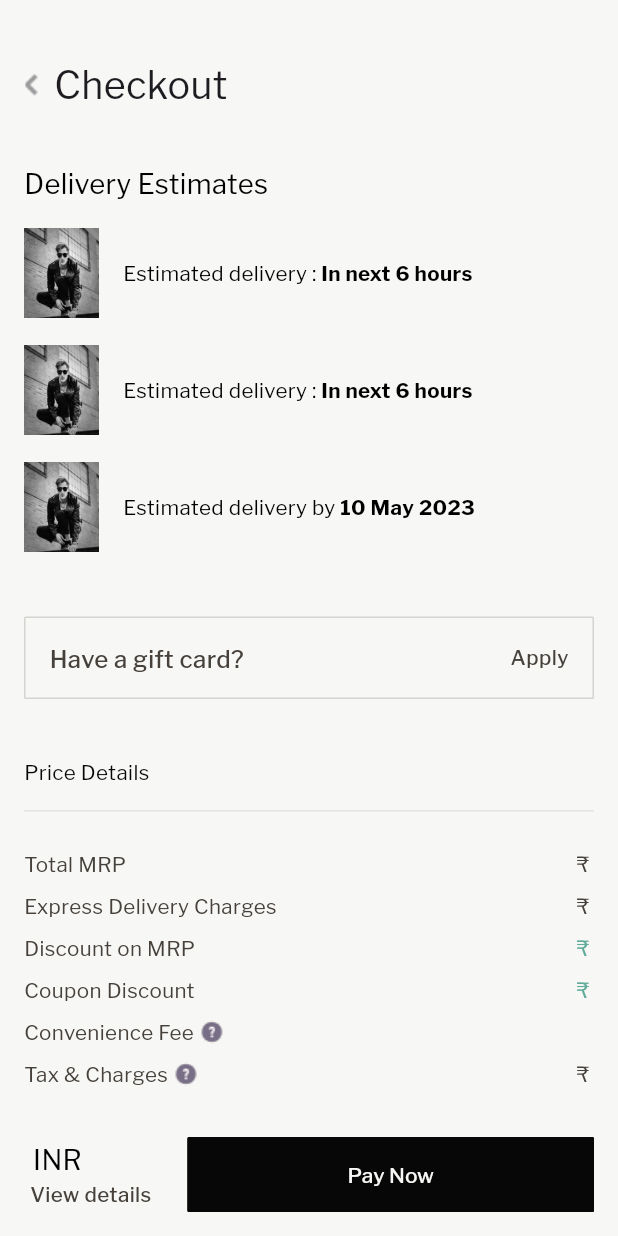
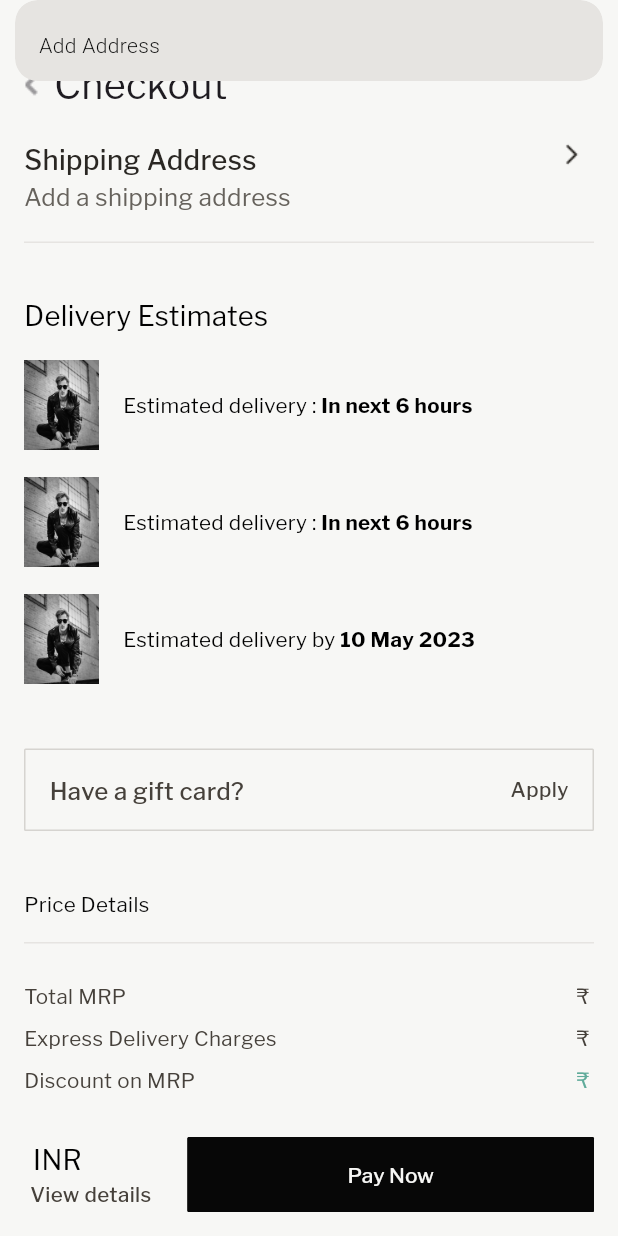
Before and after one commit to LaFetch2026/Lf_Application_Production, a Flutter app: the CheckoutScreen screen opened directly with empty values, after a tap on "Pay Now", on a phone screen of 412 x 824 dp. Run offline on Flutter 3.47's test engine with Material 2 defaults, Android fonts, the phone set to English and light mode, and no system bars; our stand-ins replace cached_network_image, carousel_slider, device_info_plus, dropdown_button2, flutter_cache_manager, flutter_otp_text_field and 7 more; missing offline and left inert: add_to_cart_animation, onesignal_flutter, razorpay_flutter; accounts and stored records are empty.

Commit message:
added address validation in payment

```diff
--- a/lib/screens/checkoutscreen.dart
+++ b/lib/screens/checkoutscreen.dart
@@ -7,8 +7,10 @@ import 'package:lafetch/commonwidget/appbarwidgets/backbutton_appbar.dart';
 import 'package:lafetch/controller/shipaddress_controller.dart';
 import 'package:lafetch/screens/change_address.dart';
 import 'package:lafetch/screens/paymentsuccessscreen.dart';
+import 'package:lafetch/screens/shippingaddressscreen.dart';
 import 'package:razorpay_flutter/razorpay_flutter.dart';
 import '../commonwidget/app_text.dart';
+import '../commonwidget/common_widgets.dart';
 import '../commonwidget/singlebtn.dart';
 import '../controller/cart_controller.dart';
 import '../controller/order_controller.dart';
@@ -132,8 +134,7 @@ class CheckoutScreenState extends State<CheckoutScreen> {
                   const SizedBox(
                     height: 10,
                   ),
-                  Obx(
-                    () => shipController.isDetails.value
+                  Obx(() => shipController.isDetails.value
                       ? const Padding(
                           padding: EdgeInsets.all(40.0),
                           child: Center(child: CircularProgressIndicator()),
@@ -147,22 +148,18 @@ class CheckoutScreenState extends State<CheckoutScreen> {
                                   top: 10,
                                 ),
                                 child: Column(
-                                    crossAxisAlignment:
-                                        CrossAxisAlignment.start,
+                                  crossAxisAlignment: CrossAxisAlignment.start,
                                   children: [
                                     Row(
                                       children: [
                                         Expanded(
                                           flex: 1,
                                           child: Padding(
-                                              padding:
-                                                  const EdgeInsets.symmetric(
-                                                      horizontal: 14,
-                                                      vertical: 5),
+                                            padding: const EdgeInsets.symmetric(
+                                                horizontal: 14, vertical: 5),
                                             child: AppText(
                                               text: shipController
-                                                            .addressDetails[
-                                                        "name"] ??
+                                                      .addressDetails["name"] ??
                                                   "",
                                               color: loginText,
                                               fontSize: 16.sp,
@@ -179,8 +176,8 @@ class CheckoutScreenState extends State<CheckoutScreen> {
                                           child: AnimatedContainer(
                                             duration: const Duration(
                                                 milliseconds: 300),
-                                              margin: const EdgeInsets.only(
-                                                  right: 5),
+                                            margin:
+                                                const EdgeInsets.only(right: 5),
                                             width: 80,
                                             height: 20,
                                             decoration: BoxDecoration(
@@ -198,16 +195,17 @@ class CheckoutScreenState extends State<CheckoutScreen> {
                                                         builder: (BuildContext
                                                                 context) =>
                                                             ChangeAddressScreen(
-                                                                cartId: widget
-                                                                    .cartId,
+                                                              cartId:
+                                                                  widget.cartId,
                                                             )))
                                                     .then((value) => setState(
                                                           () {},
                                                         ));
                                               },
                                               child: Padding(
-                                                  padding: const EdgeInsets
-                                                      .symmetric(horizontal: 5),
+                                                padding:
+                                                    const EdgeInsets.symmetric(
+                                                        horizontal: 5),
                                                 child: Center(
                                                   child: AppText(
                                                     text: "Change",
@@ -215,8 +213,7 @@ class CheckoutScreenState extends State<CheckoutScreen> {
                                                     fontSize: 12.sp,
                                                     fontFamily:
                                                         "Franklin Gothic",
-                                                      fontWeight:
-                                                          FontWeight.w500,
+                                                    fontWeight: FontWeight.w500,
                                                   ),
                                                 ),
                                               ),
@@ -283,12 +280,11 @@ class CheckoutScreenState extends State<CheckoutScreen> {
                                 ),
                               ),
                             )
-                            : const SizedBox(
-                                height: 0,
-                              ),
-                  ),
-                  /*    Padding(
-                    padding: const EdgeInsets.symmetric(vertical: 4),
+                          : Column(
+                              children: [
+                                Padding(
+                                  padding:
+                                      const EdgeInsets.symmetric(vertical: 4),
                                   child: GestureDetector(
                                     onTap: () {
                                       Get.to(ShippingAddressScreen(
@@ -297,15 +293,18 @@ class CheckoutScreenState extends State<CheckoutScreen> {
                                       ));
                                     },
                                     child: Row(
-                        crossAxisAlignment: CrossAxisAlignment.start,
+                                      crossAxisAlignment:
+                                          CrossAxisAlignment.start,
                                       children: [
                                         Expanded(
                                           flex: 1,
                                           child: Column(
-                              crossAxisAlignment: CrossAxisAlignment.start,
+                                            crossAxisAlignment:
+                                                CrossAxisAlignment.start,
                                             children: [
                                               Padding(
-                                  padding: const EdgeInsets.symmetric(
+                                                padding:
+                                                    const EdgeInsets.symmetric(
                                                         horizontal: 16),
                                                 child: AppText(
                                                   text: "Shipping Address",
@@ -316,11 +315,13 @@ class CheckoutScreenState extends State<CheckoutScreen> {
                                                 ),
                                               ),
                                               Padding(
-                                  padding:
-                                      const EdgeInsets.only(left: 16, top: 2),
+                                                padding: const EdgeInsets.only(
+                                                    left: 16, top: 2),
                                                 child: AppText(
-                                    text: "Add a shipping address",
-                                    fontFamily: "Franklin Gothic Regular",
+                                                  text:
+                                                      "Add a shipping address",
+                                                  fontFamily:
+                                                      "Franklin Gothic Regular",
                                                   fontWeight: FontWeight.w400,
                                                   color: greyTextColor,
                                                   fontSize: 14.sp,
@@ -330,7 +331,8 @@ class CheckoutScreenState extends State<CheckoutScreen> {
                                           ),
                                         ),
                                         Padding(
-                            padding: const EdgeInsets.only(right: 22),
+                                          padding:
+                                              const EdgeInsets.only(right: 22),
                                           child: Image.asset(rightArrowImage,
                                               color: loginText,
                                               height: 18,
@@ -341,7 +343,7 @@ class CheckoutScreenState extends State<CheckoutScreen> {
                                     ),
                                   ),
                                 ),
-                 */ /*  Padding(
+                                Padding(
                                   padding: const EdgeInsets.symmetric(
                                       vertical: 16, horizontal: 16),
                                   child: Container(
@@ -349,7 +351,9 @@ class CheckoutScreenState extends State<CheckoutScreen> {
                                     color: colorSecondary,
                                     height: 1,
                                   ),
-                  ), */
+                                ),
+                              ],
+                            )),
                   /*   Padding(
                     padding: const EdgeInsets.symmetric(vertical: 4),
                     child: GestureDetector(
@@ -843,6 +847,7 @@ class CheckoutScreenState extends State<CheckoutScreen> {
                         textColor: whiteBorderColor,
                         backgroundColor: colorPrimary,
                         onPressed: () {
+                          if (shipController.addressId.value != 0) {
                             var options = {
                               'key': razorPayKey,
                               'amount': double.parse(widget.amount) * 100,
@@ -856,6 +861,9 @@ class CheckoutScreenState extends State<CheckoutScreen> {
                               }
                             };
                             razorpay.open(options);
+                          } else {
+                            getSnackBar("Add Address");
+                          }
                         },
                         borderColor: colorPrimary),
                   ),
```
Also changed, not shown: lib/screens/catalog/productlist/productvertical.dart (+43 -0 lines). Lines whose indentation alone changed are shown as unchanged.
